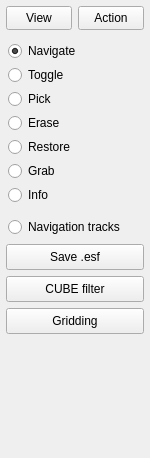
This is deps/ui/mb3dsoundings_pane.ui in GenericMappingTools/InteractiveGMT as Qt 5 draws it before an edit. The edited form follows.
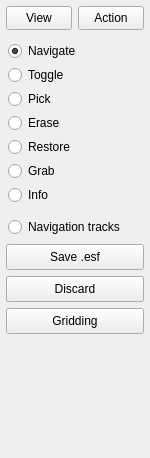
This is the edited form.

Commit message:
feat: area point-cloud view, Color by File, Gridding geometry
- Line area drawn on a grid made from the swath cloud offers "Show
  point-cloud": its soundings in a view of their own with their own
  3D Soundings; Accept hands flags back to the full cloud, Discard drops them
- 3D Soundings: Color by File, Show flagged, drawn/good/flagged counts
- Pane Gridding gets a region/spacing from the soundings' density
  (_mb_grid_meta), not CUBE's geometry
- Interpolate dialog remembers each method's Options in iGMT.ini
- Profile track refused on a point cloud unless a grid layer exists

The edit to the form file:
```diff
--- a/deps/ui/mb3dsoundings_pane.ui
+++ b/deps/ui/mb3dsoundings_pane.ui
@@ -223,6 +223,25 @@
     <bool>false</bool>
    </property>
   </widget>
+  <widget class="QPushButton" name="discardButton">
+   <property name="geometry">
+    <rect>
+     <x>6</x>
+     <y>276</y>
+     <width>138</width>
+     <height>26</height>
+    </rect>
+   </property>
+   <property name="toolTip">
+    <string>Drop the flags made in this area view, close it and give the full cloud its pane back (an area view only)</string>
+   </property>
+   <property name="text">
+    <string>Discard</string>
+   </property>
+   <property name="autoDefault">
+    <bool>false</bool>
+   </property>
+  </widget>
   <widget class="QPushButton" name="gridButton">
    <property name="geometry">
     <rect>
```
The commit also changes 19 other files.
